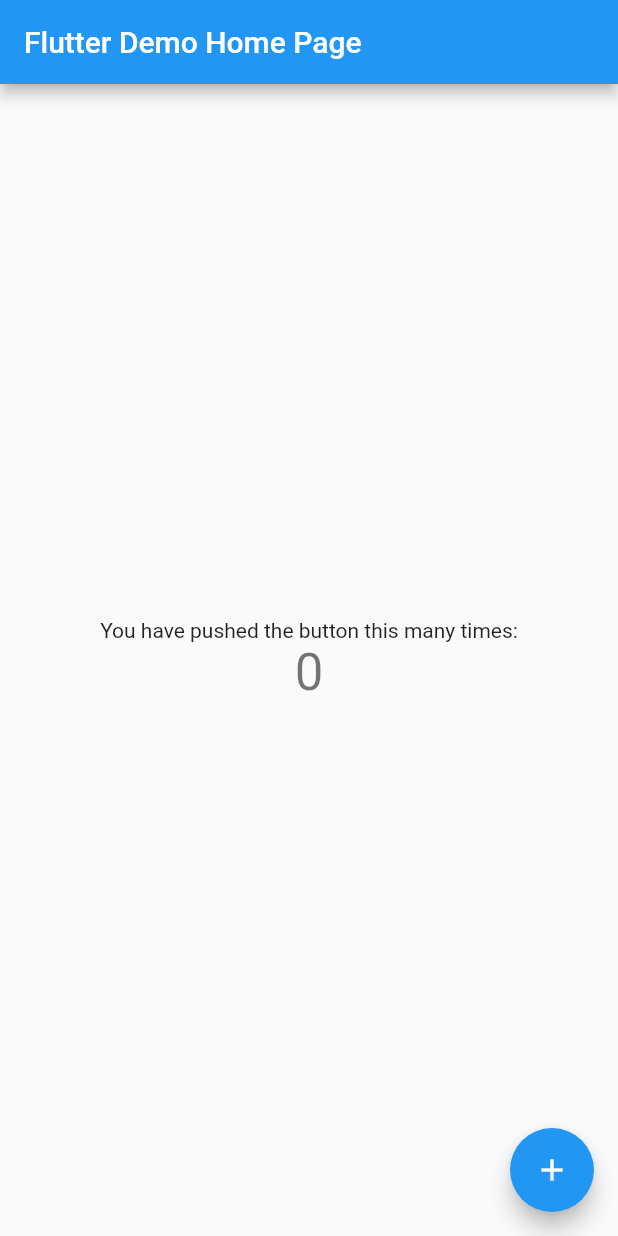
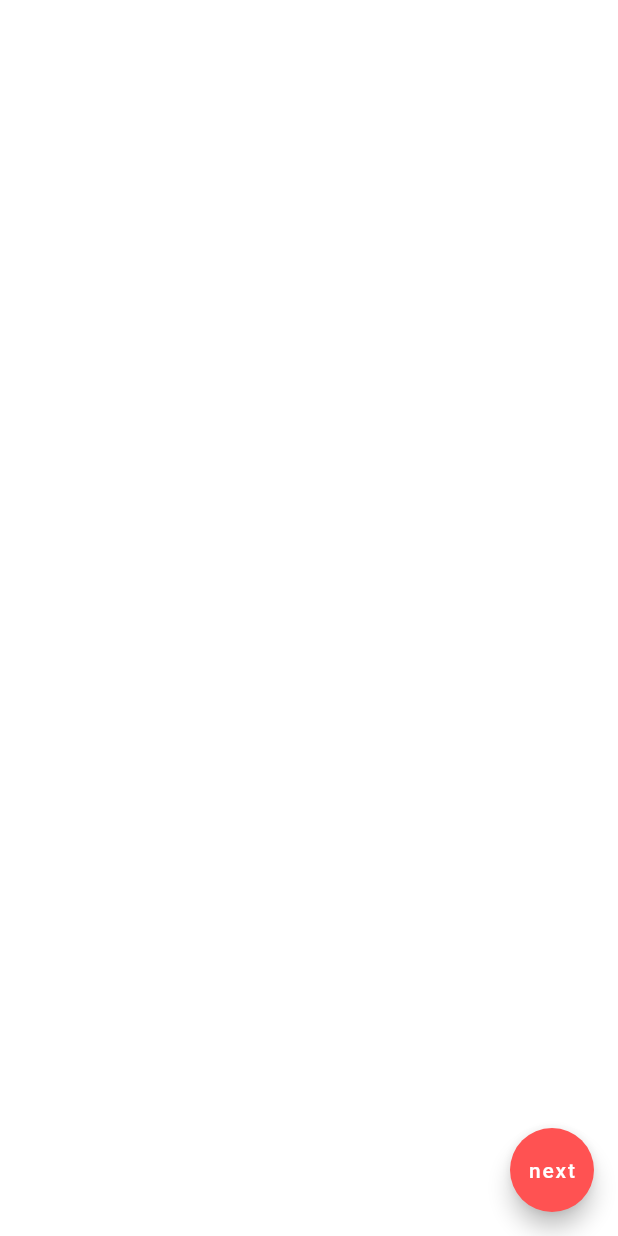
Before and after one commit to rachanonsomtha/expanse, a Flutter app: the screen it shows after launch, on a phone screen of 412 x 824 dp. Run offline on Flutter 3.47's test engine with Material 2 defaults, Android fonts, the phone set to English and light mode, and no system bars; our stand-ins replace auto_size_text, flutter_svg, google_fonts, google_nav_bar, material_design_icons_flutter; Roboto replaces fonts that are missing (Prompt).

Commit message:
simple routing

```diff
--- a/lib/main.dart
+++ b/lib/main.dart
@@ -1,113 +1,30 @@
 import 'package:flutter/material.dart';
+import 'package:expanse/pages/app_page.dart';
+import 'package:expanse/pages/home_page.dart';
+import 'package:expanse/pages/landing_page.dart';
+import 'package:expanse/pages/auth/login_page.dart';
+import 'package:google_fonts/google_fonts.dart';
 
-void main() {
-  runApp(MyApp());
-}
+
+void main() => runApp(MyApp());
 
 class MyApp extends StatelessWidget {
-  // This widget is the root of your application.
   @override
   Widget build(BuildContext context) {
     return MaterialApp(
-      title: 'Flutter Demo',
+      debugShowCheckedModeBanner: false,
+      title: 'TrueShopApp',
       theme: ThemeData(
-        // This is the theme of your application.
-        //
-        // Try running your application with "flutter run". You'll see the
-        // application has a blue toolbar. Then, without quitting the app, try
-        // changing the primarySwatch below to Colors.green and then invoke
-        // "hot reload" (press "r" in the console where you ran "flutter run",
-        // or simply save your changes to "hot reload" in a Flutter IDE).
-        // Notice that the counter didn't reset back to zero; the application
-        // is not restarted.
-        primarySwatch: Colors.blue,
+        primaryColor: Colors.white,
+        textTheme: GoogleFonts.promptTextTheme(Theme.of(context).textTheme),
       ),
-      home: MyHomePage(title: 'Flutter Demo Home Page'),
+      routes: {
+        AppPage.route: (context) => AppPage(),
+        LoginPage.route: (context) => LoginPage(),
+        HomePage.route: (context) => HomePage(),
+      },
+      home: LandingPage(),
     );
+
   }
 }
-
-class MyHomePage extends StatefulWidget {
-  MyHomePage({Key key, this.title}) : super(key: key);
-
-  // This widget is the home page of your application. It is stateful, meaning
-  // that it has a State object (defined below) that contains fields that affect
-  // how it looks.
-
-  // This class is the configuration for the state. It holds the values (in this
-  // case the title) provided by the parent (in this case the App widget) and
-  // used by the build method of the State. Fields in a Widget subclass are
-  // always marked "final".
-
-  final String title;
-
-  @override
-  _MyHomePageState createState() => _MyHomePageState();
-}
-
-class _MyHomePageState extends State<MyHomePage> {
-  int _counter = 0;
-
-  void _incrementCounter() {
-    setState(() {
-      // This call to setState tells the Flutter framework that something has
-      // changed in this State, which causes it to rerun the build method below
-      // so that the display can reflect the updated values. If we changed
-      // _counter without calling setState(), then the build method would not be
-      // called again, and so nothing would appear to happen.
-      _counter++;
-    });
-  }
-
-  @override
-  Widget build(BuildContext context) {
-    // This method is rerun every time setState is called, for instance as done
-    // by the _incrementCounter method above.
-    //
-    // The Flutter framework has been optimized to make rerunning build methods
-    // fast, so that you can just rebuild anything that needs updating rather
-    // than having to individually change instances of widgets.
-    return Scaffold(
-      appBar: AppBar(
-        // Here we take the value from the MyHomePage object that was created by
-        // the App.build method, and use it to set our appbar title.
-        title: Text(widget.title),
-      ),
-      body: Center(
-        // Center is a layout widget. It takes a single child and positions it
-        // in the middle of the parent.
-        child: Column(
-          // Column is also a layout widget. It takes a list of children and
-          // arranges them vertically. By default, it sizes itself to fit its
-          // children horizontally, and tries to be as tall as its parent.
-          //
-          // Invoke "debug painting" (press "p" in the console, choose the
-          // "Toggle Debug Paint" action from the Flutter Inspector in Android
-          // Studio, or the "Toggle Debug Paint" command in Visual Studio Code)
-          // to see the wireframe for each widget.
-          //
-          // Column has various properties to control how it sizes itself and
-          // how it positions its children. Here we use mainAxisAlignment to
-          // center the children vertically; the main axis here is the vertical
-          // axis because Columns are vertical (the cross axis would be
-          // horizontal).
-          mainAxisAlignment: MainAxisAlignment.center,
-          children: <Widget>[
-            Text(
-              'You have pushed the button this many times:',
-            ),
-            Text(
-              '$_counter',
-              style: Theme.of(context).textTheme.headline4,
-            ),
-          ],
-        ),
-      ),
-      floatingActionButton: FloatingActionButton(
-        onPressed: _incrementCounter,
-        tooltip: 'Increment',
-        child: Icon(Icons.add),
-      ), // This trailing comma makes auto-formatting nicer for build methods.
-    );
-  }
-}
--- /dev/null
+++ b/lib/pages/landing_page.dart
@@ -0,0 +1,35 @@
+import 'package:expanse/pages/app_page.dart';
+import 'package:expanse/utils/contextor.dart';
+import 'package:flutter/material.dart';
+
+class LandingPage extends StatefulWidget {
+  static String route = "/landing";
+
+  @override
+  _LandingPageState createState() => _LandingPageState();
+}
+
+class _LandingPageState extends State<LandingPage> {
+  @override
+  Widget build(BuildContext context) {
+    return Scaffold(
+      backgroundColor: Colors.white,
+      floatingActionButton: FloatingActionButton(
+        backgroundColor: Colors.redAccent,
+        onPressed: () {
+          Navigator.pushNamed(context, AppPage.route);
+        },
+        child: Text('next'),
+      ),
+      body: Container(
+        width: Contextor.width(context),
+        height: Contextor.height(context),
+        child: SingleChildScrollView(
+          child: Column(
+            children: <Widget>[],
+          ),
+        ),
+      ),
+    );
+  }
+}
--- /dev/null
+++ b/lib/utils/contextor.dart
@@ -0,0 +1,27 @@
+import 'package:flutter/material.dart';
+
+class Contextor {
+  static mediaQuery(context) {
+    return MediaQuery.of(context);
+  }
+
+  static size(context) {
+    return MediaQuery.of(context).size;
+  }
+
+  static width(context) {
+    return MediaQuery.of(context).size.width;
+  }
+
+  static height(context) {
+    return MediaQuery.of(context).size.height;
+  }
+
+  static halfWidth(context) {
+    return MediaQuery.of(context).size.width / 2;
+  }
+
+  static halfHeight(context) {
+    return MediaQuery.of(context).size.height / 2;
+  }
+}
```
Also changed, not shown: lib/pages/app_page.dart (added, +88 -0 lines), lib/pages/auth/login_page.dart (added, +38 -0 lines), lib/pages/home_page.dart (added, +32 -0 lines), lib/utils/padder.dart (added, +21 -0 lines), pubspec.yaml (+18 -0 lines), pubspec.lock, 4 other files.
